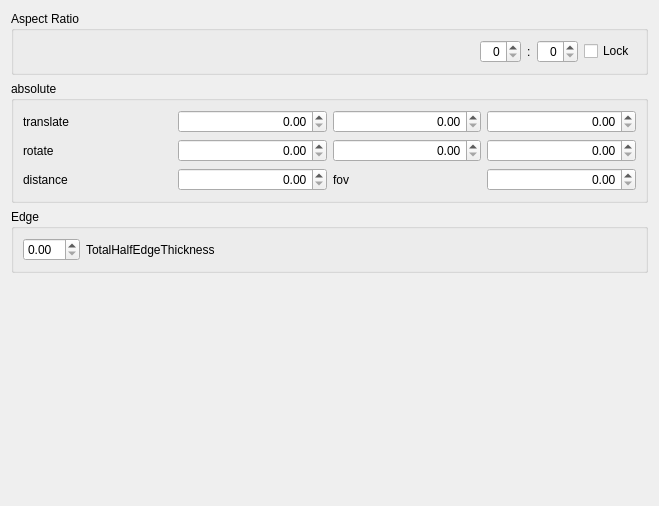
The window that src/gui/ViewportControl.ui (openscad/openscad) describes before a commit, drawn with Qt 5.
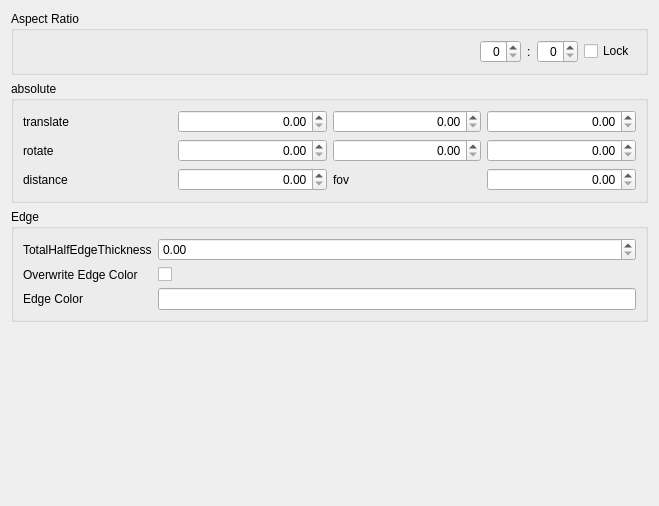
The same window after the commit.

Commit message: prove of concept for setEdgeColor

The edit to the form file:
```diff
--- a/src/gui/ViewportControl.ui
+++ b/src/gui/ViewportControl.ui
@@ -182,16 +182,40 @@
       <string>Edge</string>
      </property>
      <layout class="QFormLayout" name="formLayout">
-      <item row="0" column="0">
-       <widget class="QDoubleSpinBox" name="doubleSpinBox_edge"/>
-      </item>
-      <item row="0" column="1">
+      <item row="1" column="0">
        <widget class="QLabel" name="label_edge">
         <property name="text">
          <string>TotalHalfEdgeThickness</string>
         </property>
        </widget>
       </item>
+      <item row="1" column="1">
+       <widget class="QDoubleSpinBox" name="doubleSpinBox_edge"/>
+      </item>
+      <item row="3" column="0">
+       <widget class="QLabel" name="label_edge_2">
+        <property name="text">
+         <string>Overwrite Edge Color</string>
+        </property>
+       </widget>
+      </item>
+      <item row="3" column="1">
+       <widget class="QCheckBox" name="checkBoxOverwriteEdgeColor">
+        <property name="text">
+         <string/>
+        </property>
+       </widget>
+      </item>
+      <item row="4" column="0">
+       <widget class="QLabel" name="label">
+        <property name="text">
+         <string>Edge Color</string>
+        </property>
+       </widget>
+      </item>
+      <item row="4" column="1">
+       <widget class="QLineEdit" name="lineEditEdgeColor"/>
+      </item>
      </layout>
     </widget>
    </item>
```
Left out of the diff: 2 changed lines with no effect on the pictures. The commit also changes 6 other files.
